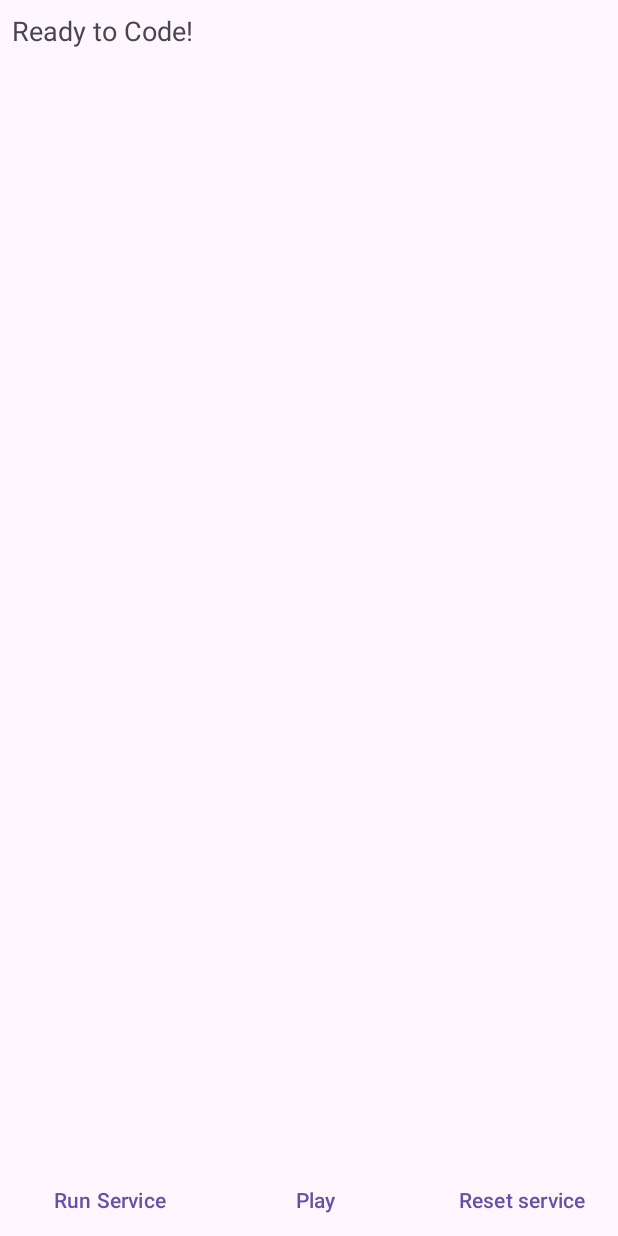
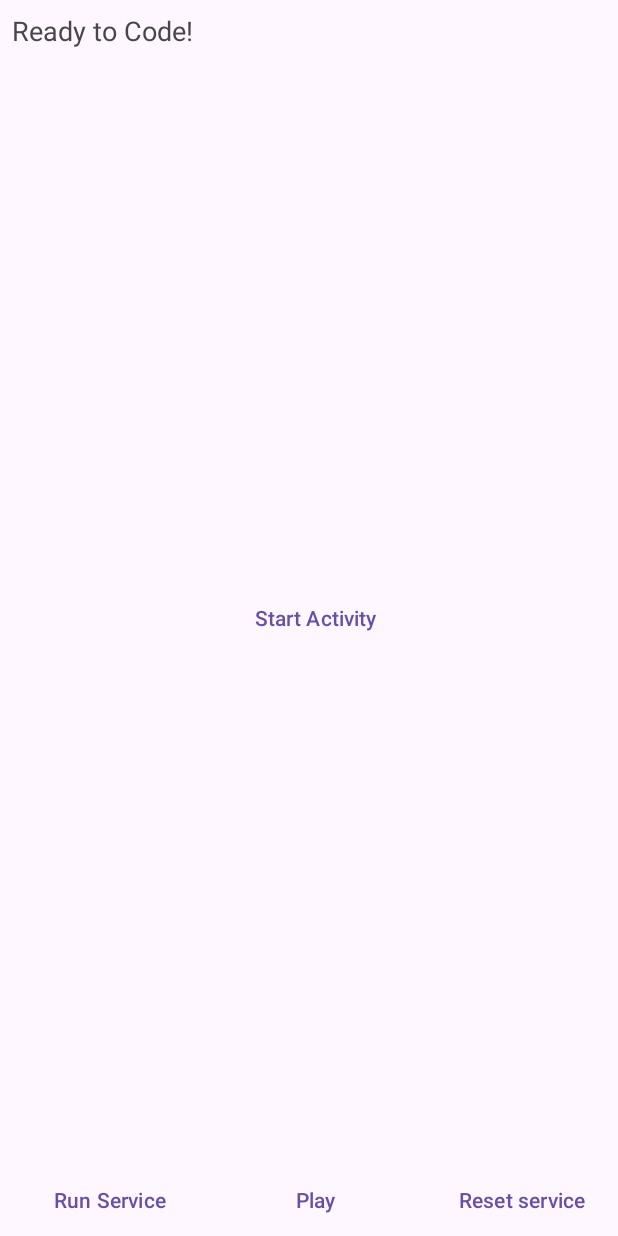
Before and after one commit to kaustub1234/ServicesDemoApp, an Android app: the screen it shows after launch (MainActivity), on a phone screen of 412 x 824 dp. Run offline under Robolectric (Android 15) with nearby library versions, the phone set to English and light mode, and no system bars.

Commit message:
Activity lifecycle

```diff
--- a/app/src/main/java/com/example/servicesdemoapp/MainActivity.kt
+++ b/app/src/main/java/com/example/servicesdemoapp/MainActivity.kt
@@ -19,6 +19,7 @@
     lateinit private var mPlayButton: Button
     lateinit private var btnRun: Button
     lateinit private var btnClear: Button
+    lateinit private var startNewActivityBtn: Button
     lateinit private var mProgressBar: ProgressBar
     lateinit private var mLog: TextView
     lateinit private var mScroll: ScrollView;
@@ -60,30 +61,57 @@
         super.onCreate(savedInstanceState)
         setContentView(R.layout.activity_main)
 
+        Log.d(TAG2, "****** ONCREATE CALLED ******")
+
         mScroll = findViewById<ScrollView>(R.id.scrollLog)
         mLog = findViewById<TextView>(R.id.tvLog)
         mProgressBar = findViewById<ProgressBar>(R.id.progress_bar)
         mPlayButton = findViewById<Button>(R.id.btnPlayMusic)
         btnRun = findViewById<Button>(R.id.btnRun)
         btnClear = findViewById<Button>(R.id.btnClear)
+        startNewActivityBtn = findViewById<Button>(R.id.startNewActivityBtn)
 
         mPlayButton.setOnClickListener(this)
         btnRun.setOnClickListener(this)
         btnClear.setOnClickListener(this)
+        startNewActivityBtn.setOnClickListener(this)
+
     }
 
 
     override fun onStart() {
+        Log.d(TAG2, "****** ONSTART CALLED ******")
         super.onStart()
+    }
+
+    override fun onResume() {
+        Log.d(TAG2, "****** ONRESUME CALLED ******")
+        super.onResume()
+    }
+
+    override fun onPause() {
+        Log.d(TAG2, "****** ONPAUSE CALLED ******")
+        super.onPause()
     }
 
     override fun onStop() {
         super.onStop()
+        Log.d(TAG2, "****** ONSTOP CALLED ******")
         Log.d(TAG, "OnStop called..")
         if (isBounded) {
             unbindService(serviceConnection);
             isBounded = false;
         }
+    }
+
+    override fun onRestart() {
+        super.onRestart()
+        Log.d(TAG2, "****** ONRESTART CALLED ******")
+    }
+
+    override fun onDestroy() {
+        Log.d(TAG2, "****** ONDESTROY CALLED ******")
+        super.onDestroy()
     }
 
 
@@ -138,6 +166,11 @@
                 }
                 displayProgressBar(false)
             }
+
+            R.id.startNewActivityBtn -> {
+                val intent = Intent(this@MainActivity, SecondActivity::class.java)
+                startActivity(intent)
+            }
         }
     }
 }
--- a/app/src/main/res/layout/activity_main.xml
+++ b/app/src/main/res/layout/activity_main.xml
@@ -37,7 +37,17 @@
         app:layout_constraintBottom_toTopOf="@+id/button_bar"
         app:layout_constraintEnd_toEndOf="parent"
         app:layout_constraintStart_toStartOf="parent" />
-
+    <Button
+        android:id="@+id/startNewActivityBtn"
+        style="?android:attr/buttonBarButtonStyle"
+        android:layout_width="wrap_content"
+        android:layout_height="wrap_content"
+        android:layout_weight="1"
+        android:text="Start Activity"
+        app:layout_constraintStart_toStartOf="parent"
+        app:layout_constraintEnd_toEndOf="parent"
+        app:layout_constraintTop_toTopOf="parent"
+        app:layout_constraintBottom_toBottomOf="parent"/>
     <androidx.appcompat.widget.LinearLayoutCompat
         android:id="@+id/button_bar"
         android:layout_width="0dp"
```
Also changed, not shown: app/src/main/AndroidManifest.xml (+6 -2 lines), app/src/main/java/com/example/servicesdemoapp/SecondActivity.kt (added, +11 -0 lines), app/src/main/res/layout/activity_second.xml (added, +9 -0 lines).
